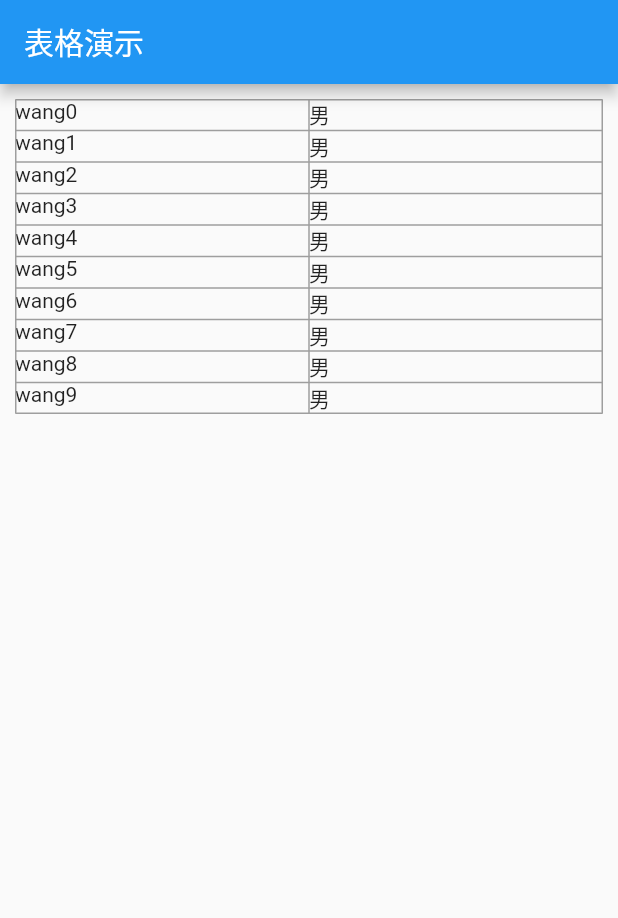
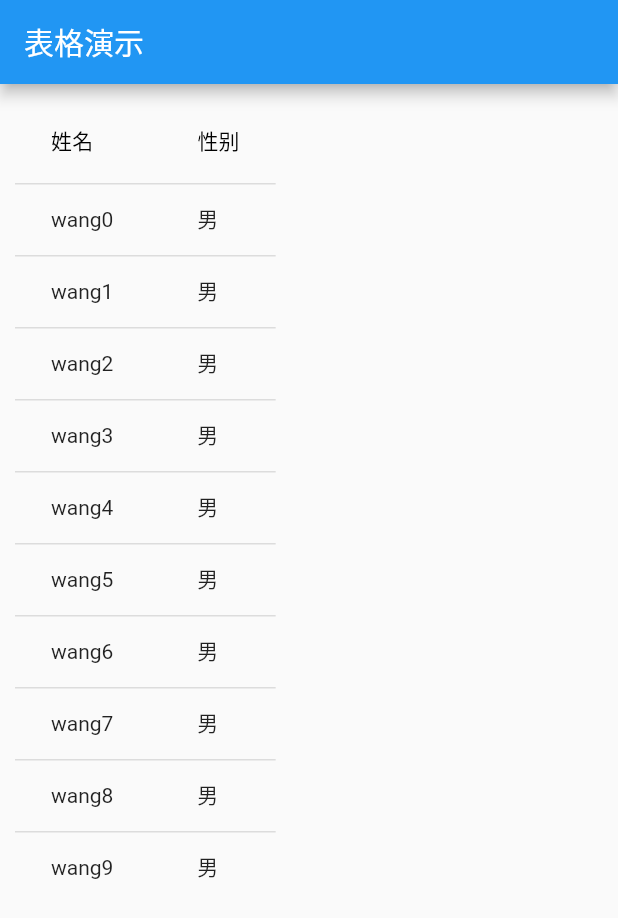
Before and after one commit to caopeng000/my_flutter_app, a Flutter app: the screen it shows after launch, on a phone screen of 412 x 824 dp. Shown: the top 918 px of the screen. Run offline on Flutter 3.47's test engine with Material 2 defaults, Android fonts, the phone set to English and light mode, and no system bars; missing offline and left inert: dart:ffi.

Commit message:
feat:学习datatable

```diff
--- a/lib/widgets/table_demo.dart
+++ b/lib/widgets/table_demo.dart
@@ -8,35 +8,48 @@ class TableDemo extends StatefulWidget {
 }
 
 class _TableDemoState extends State<TableDemo> {
-  List<Map> list=new List();
+  List<Map> list = new List();
 
   @override
   void initState() {
     // TODO: implement initState
     super.initState();
-    for(var i=0;i<10;i++){
+    for (var i = 0; i < 10; i++) {
       list.add({
-        "name":"wang"+i.toString(),
-        "gender":i%1==0?"男":"女",
+        "name": "wang" + i.toString(),
+        "gender": i % 1 == 0 ? "男" : "女",
       });
     }
   }
+
   @override
   Widget build(BuildContext context) {
     return Scaffold(
-        appBar: AppBar(
-          title: Text("表格演示"),
-        ),
+      appBar: AppBar(
+        title: Text("表格演示"),
+      ),
       body: Padding(
         padding: EdgeInsets.all(10),
-        child: Table(
-          border: TableBorder.all(
-              color: Colors.grey
-          ),
-          children: list.map((e) => TableRow(
-              children: [
-                Text(e["name"]),
-                Text(e["gender"])
+        // child: Table(
+        //   border: TableBorder.all(
+        //       color: Colors.grey
+        //   ),
+        //   children: list.map((e) => TableRow(
+        //       children: [
+        //         Text(e["name"]),
+        //         Text(e["gender"])
+        //       ]
+        //   )).toList(),
+        // ),
+        child: DataTable(
+          columns: [
+            DataColumn(label: Text("姓名")),
+            DataColumn(label: Text("性别"))
+          ],
+          rows: list.map((e) => DataRow(
+              cells: [
+                DataCell(Text(e["name"])),
+                DataCell(Text(e["gender"])),
               ]
           )).toList(),
         ),
```
